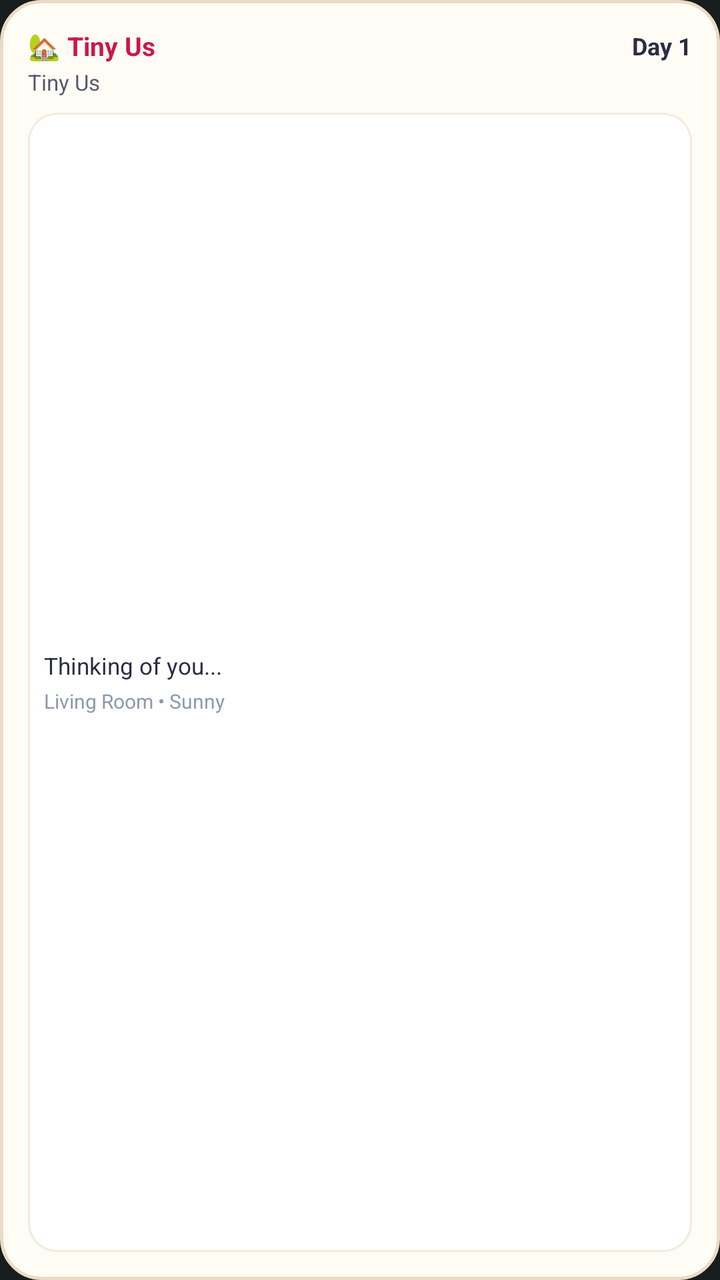
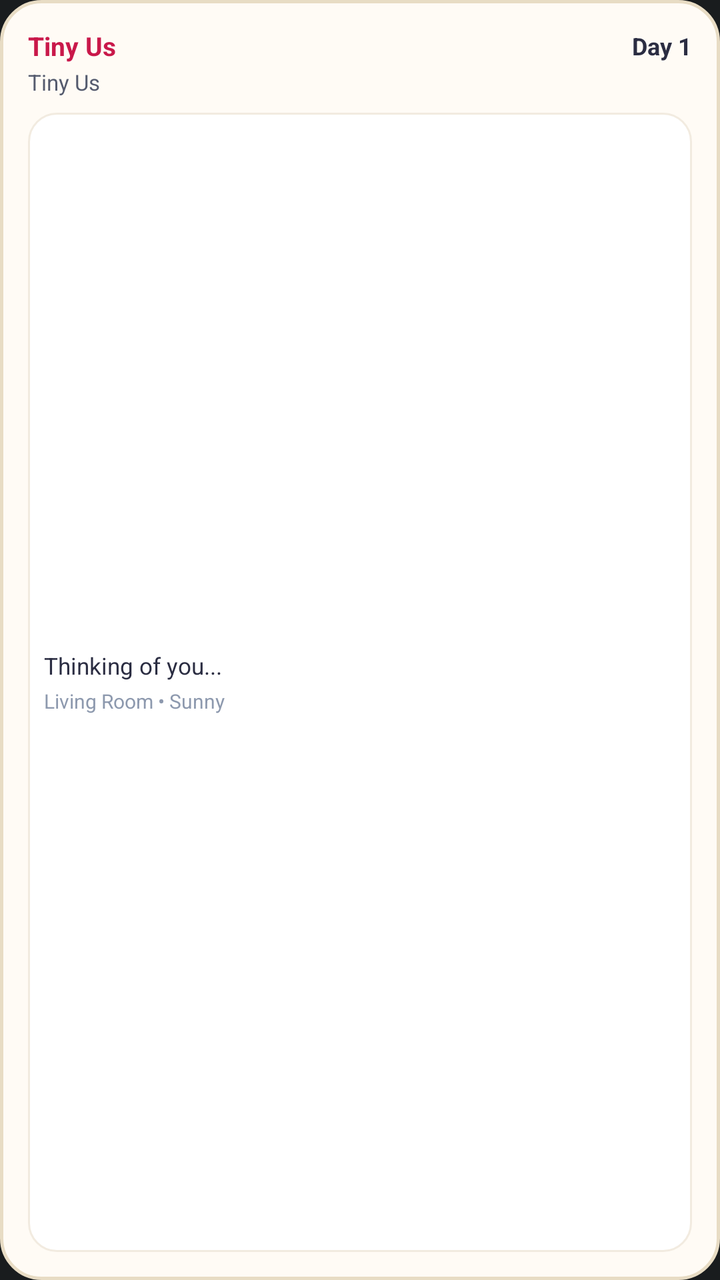

Compare the two renders of this Android layout. The source of the first and the diff that turns it into the second are given below.
<!-- AndroidManifest.xml: application theme Theme.MyApplication -->
<!-- res/layout/tiny_us_widget.xml -->
<?xml version="1.0" encoding="utf-8"?>
<LinearLayout xmlns:android="http://schemas.android.com/apk/res/android"
    android:id="@+id/widget_container"
    android:layout_width="match_parent"
    android:layout_height="match_parent"
    android:background="@drawable/widget_bg"
    android:orientation="vertical"
    android:padding="14dp">

    
    <LinearLayout
        android:layout_width="match_parent"
        android:layout_height="wrap_content"
        android:gravity="center_vertical"
        android:orientation="horizontal">

        <TextView
            android:id="@+id/widget_title"
            android:layout_width="0dp"
            android:layout_height="wrap_content"
            android:layout_weight="1"
            android:text="🏡 Tiny Us"
            android:textColor="#C9184A"
            android:textSize="13sp"
            android:textStyle="bold" />

        <TextView
            android:id="@+id/widget_day_counter"
            android:layout_width="wrap_content"
            android:layout_height="wrap_content"
            android:text="Day 1"
            android:textColor="#2B2D42"
            android:textSize="12sp"
            android:textStyle="bold" />
    </LinearLayout>

    <TextView
        android:id="@+id/widget_couple_names"
        android:layout_width="wrap_content"
        android:layout_height="wrap_content"
        android:layout_marginTop="2dp"
        android:text="Tiny Us"
        android:textColor="#555B6E"
        android:textSize="11sp" />

    
    <LinearLayout
        android:layout_width="match_parent"
        android:layout_height="0dp"
        android:layout_marginTop="8dp"
        android:layout_weight="1"
        android:background="@drawable/widget_inner_card"
        android:gravity="center_vertical"
        android:orientation="vertical"
        android:padding="8dp">

        <TextView
            android:id="@+id/widget_status_text"
            android:layout_width="match_parent"
            android:layout_height="wrap_content"
            android:ellipsize="end"
            android:maxLines="2"
            android:text="Thinking of you..."
            android:textColor="#2B2D42"
            android:textSize="11.5sp"
            android:textStyle="normal" />

        <TextView
            android:id="@+id/widget_subtext"
            android:layout_width="match_parent"
            android:layout_height="wrap_content"
            android:layout_marginTop="3dp"
            android:ellipsize="end"
            android:maxLines="1"
            android:text="Living Room • Sunny"
            android:textColor="#8D99AE"
            android:textSize="10sp" />
    </LinearLayout>
</LinearLayout>
<!-- resources referenced by this layout -->
<resources>
  <!-- drawable widget_bg (drawable) -->
  <?xml version="1.0" encoding="utf-8"?>
  <shape xmlns:android="http://schemas.android.com/apk/res/android"
      android:shape="rectangle">
      <solid android:color="#FFFBF5" />
      <corners android:radius="20dp" />
      <stroke
          android:width="1.5dp"
          android:color="#E8DCC4" />
  </shape>
  <!-- drawable widget_inner_card (drawable) -->
  <?xml version="1.0" encoding="utf-8"?>
  <shape xmlns:android="http://schemas.android.com/apk/res/android"
      android:shape="rectangle">
      <solid android:color="#FFFFFF" />
      <corners android:radius="14dp" />
      <stroke
          android:width="1dp"
          android:color="#F2EBE0" />
  </shape>
  <style name="Theme.MyApplication" parent="android:Theme.DeviceDefault.NoActionBar">
          <item name="android:windowSplashScreenBackground">#FFF5F7</item>
          <item name="android:windowSplashScreenAnimatedIcon">@drawable/ic_splash_heart</item>
      </style>
  <!-- drawable ic_splash_heart (drawable) -->
  <?xml version="1.0" encoding="utf-8"?>
  <vector xmlns:android="http://schemas.android.com/apk/res/android"
      android:width="128dp"
      android:height="128dp"
      android:viewportWidth="128"
      android:viewportHeight="128">
  
      
      <path
          android:fillColor="#33FFB5C2"
          android:pathData="M64,64m-48,0a48,48 0,1,1 96,0a48,48 0,1,1 -96,0" />
  
      
      
      <path
          android:fillColor="#FF4D6D"
          android:pathData="M48,44 h14 v12 h-14 z M66,44 h14 v12 h-14 z" />
      <path
          android:fillColor="#FF4D6D"
          android:pathData="M42,50 h44 v18 h-44 z" />
      <path
          android:fillColor="#FF4D6D"
          android:pathData="M46,68 h36 v10 h-36 z" />
      <path
          android:fillColor="#FF4D6D"
          android:pathData="M52,78 h24 v8 h-24 z" />
      <path
          android:fillColor="#FF4D6D"
          android:pathData="M58,86 h12 v6 h-12 z" />
      <path
          android:fillColor="#FF4D6D"
          android:pathData="M62,92 h4 v4 h-4 z" />
  
      
      <path
          android:fillColor="#FFFFFF"
          android:pathData="M48,48 h6 v6 h-6 z M48,54 h4 v4 h-4 z" />
  
      
      <path
          android:fillColor="#F6BD60"
          android:pathData="M32,40 h4 v4 h-4 z M33,36 h2 v12 h-2 z M28,38 h12 v2 h-12 z" />
      <path
          android:fillColor="#F6BD60"
          android:pathData="M92,44 h4 v4 h-4 z M93,40 h2 v12 h-2 z M88,42 h12 v2 h-12 z" />
  </vector>
</resources>

<!-- the commit's change to res/layout/tiny_us_widget.xml (unified diff, before → after) -->
@@ -19,7 +19,7 @@
             android:layout_width="0dp"
             android:layout_height="wrap_content"
             android:layout_weight="1"
-            android:text="🏡 Tiny Us"
+            android:text="Tiny Us"
             android:textColor="#C9184A"
             android:textSize="13sp"
             android:textStyle="bold" />
